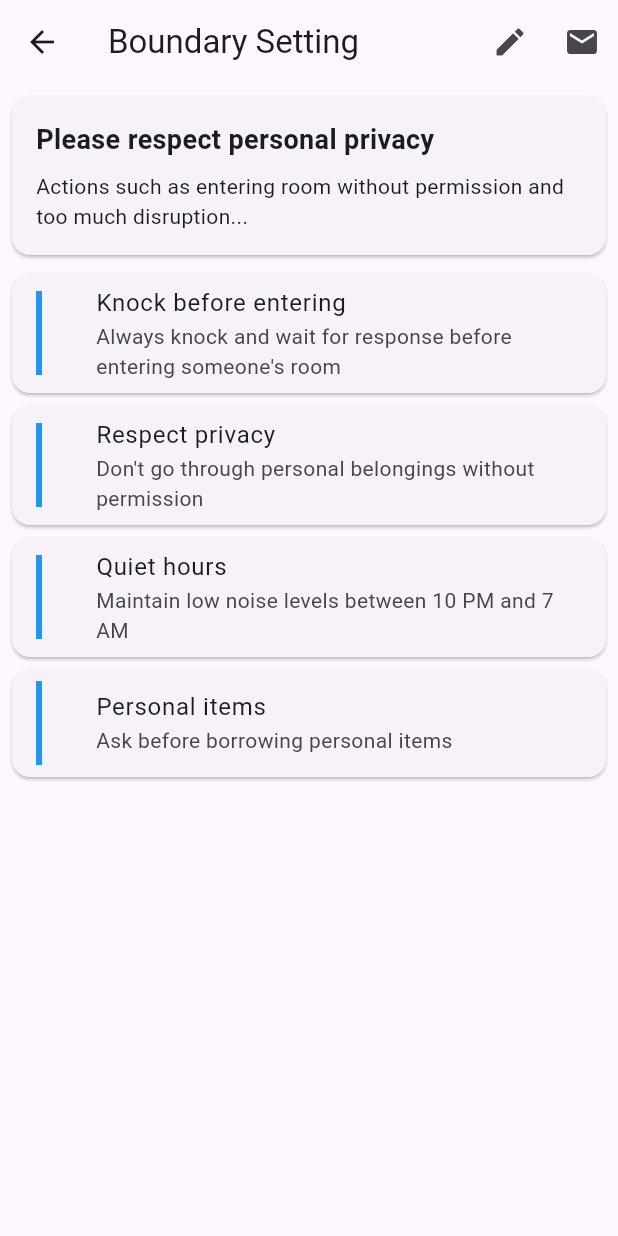
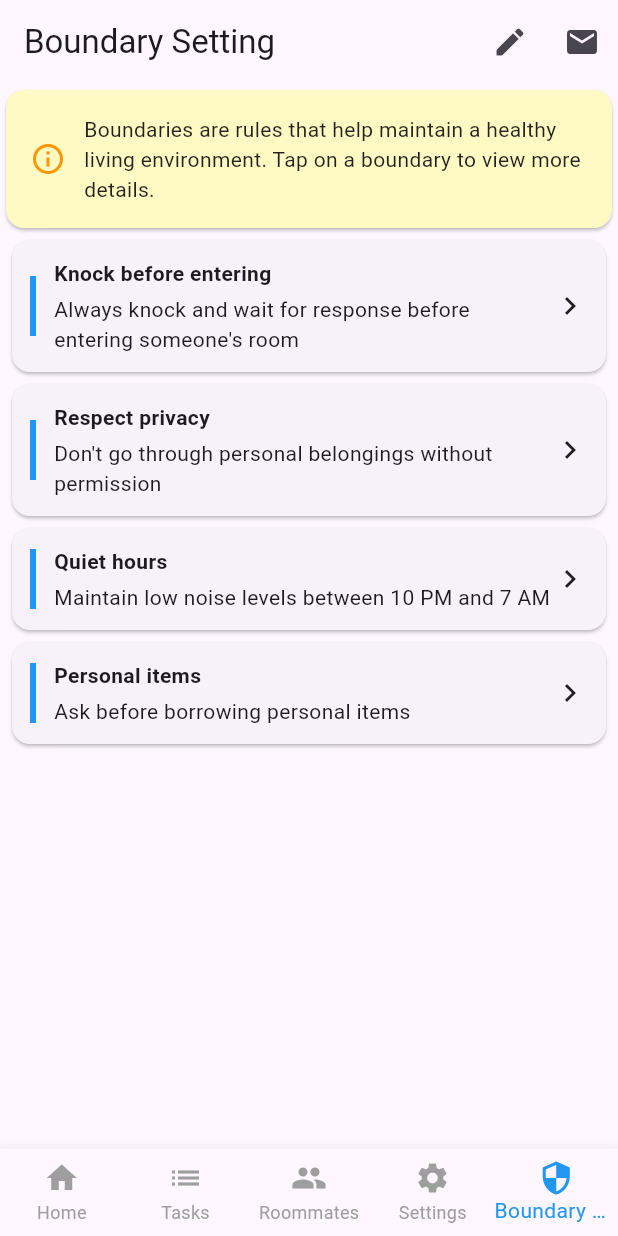
Before and after one commit to esamnyu/roomies, a Flutter app: the screen it shows after launch, item 5 of the bottom bar chosen, after a tap on the "edit" icon, on a phone screen of 412 x 824 dp. Run offline on Flutter 3.47's test engine with Material 3 defaults, Android fonts, the phone set to English and light mode, and no system bars; our stand-ins replace flutter_secure_storage, shared_preferences, socket_io_client; network calls fail.

Commit message:
Implement Boundary Setting screen and fix navigation issues
- Add BoundarySettingScreen with tappable boundary item cards
- Implement info card for Boundary Setting screen guidance
- Fix navigation to Tasks and Roommates screens from bottom navigation bar
- Add debug prints for easier troubleshooting
- Update MainScreen to use IndexedStack for better state preservation
- Refactor HomeDashboard to remove redundant bottom navigation bar

This commit improves the overall navigation structure of the app, implements
the Boundary Setting feature, and provides a more intuitive user experience.
The added debug prints will assist in future development and troubleshooting.

TODO: Implement Settings screen

```diff
--- a/frontend/lib/boundary_setting_screen.dart
+++ b/frontend/lib/boundary_setting_screen.dart
@@ -1,8 +1,10 @@
 import 'package:flutter/material.dart';
+import 'sub_bucket_detail_screen.dart';
 
 class BoundarySettingScreen extends StatelessWidget {
   @override
   Widget build(BuildContext context) {
+    print('Building BoundarySettingScreen'); // Debug print
     return Scaffold(
       appBar: AppBar(
         title: Text('Boundary Setting'),
@@ -10,24 +12,40 @@ class BoundarySettingScreen extends StatelessWidget {
           IconButton(
             icon: Icon(Icons.edit),
             onPressed: () {
-              // TODO: Implement edit functionality
+              print('Edit button pressed');
             },
           ),
           IconButton(
             icon: Icon(Icons.mail),
             onPressed: () {
-              // TODO: Implement email functionality
+              print('Mail button pressed');
             },
           ),
         ],
       ),
       body: ListView(
         children: [
-          _buildInfoCard(),
-          _buildBoundaryItem('Knock before entering', 'Always knock and wait for response before entering someone\'s room'),
-          _buildBoundaryItem('Respect privacy', 'Don\'t go through personal belongings without permission'),
-          _buildBoundaryItem('Quiet hours', 'Maintain low noise levels between 10 PM and 7 AM'),
-          _buildBoundaryItem('Personal items', 'Ask before borrowing personal items'),
+          _buildInfoCard(), // Add this line
+          _buildBoundaryItem(
+            context,
+            'Knock before entering',
+            'Always knock and wait for response before entering someone\'s room',
+          ),
+          _buildBoundaryItem(
+            context,
+            'Respect privacy',
+            'Don\'t go through personal belongings without permission',
+          ),
+          _buildBoundaryItem(
+            context,
+            'Quiet hours',
+            'Maintain low noise levels between 10 PM and 7 AM',
+          ),
+          _buildBoundaryItem(
+            context,
+            'Personal items',
+            'Ask before borrowing personal items',
+          ),
         ],
       ),
     );
@@ -35,20 +53,18 @@ class BoundarySettingScreen extends StatelessWidget {
 
   Widget _buildInfoCard() {
     return Card(
-      margin: EdgeInsets.all(8),
+      color: Colors.yellow[100],
       child: Padding(
         padding: EdgeInsets.all(16),
-        child: Column(
-          crossAxisAlignment: CrossAxisAlignment.start,
+        child: Row(
           children: [
-            Text(
-              'Please respect personal privacy',
-              style: TextStyle(fontSize: 18, fontWeight: FontWeight.bold),
-            ),
-            SizedBox(height: 8),
-            Text(
-              'Actions such as entering room without permission and too much disruption...',
-              style: TextStyle(fontSize: 14),
+            Icon(Icons.info_outline, color: Colors.orange),
+            SizedBox(width: 12),
+            Expanded(
+              child: Text(
+                'Boundaries are rules that help maintain a healthy living environment. Tap on a boundary to view more details.',
+                style: TextStyle(color: Colors.black87),
+              ),
             ),
           ],
         ),
@@ -56,17 +72,52 @@ class BoundarySettingScreen extends StatelessWidget {
     );
   }
 
-  Widget _buildBoundaryItem(String title, String description) {
-    return Card(
-      margin: EdgeInsets.symmetric(vertical: 4, horizontal: 8),
-      child: ListTile(
-        title: Text(title),
-        subtitle: Text(description),
-        leading: Container(
-          width: 4,
-          color: Colors.blue,
+  Widget _buildBoundaryItem(BuildContext context, String title, String description) {
+    return GestureDetector(
+      onTap: () {
+        print('Tapped on: $title'); // Debug print
+        _navigateToSubBucketDetail(context, title);
+      },
+      child: Card(
+        margin: EdgeInsets.symmetric(vertical: 4, horizontal: 8),
+        child: Padding(
+          padding: EdgeInsets.all(12),
+          child: Row(
+            children: [
+              Container(
+                width: 4,
+                height: 40,
+                color: Colors.blue,
+              ),
+              SizedBox(width: 12),
+              Expanded(
+                child: Column(
+                  crossAxisAlignment: CrossAxisAlignment.start,
+                  children: [
+                    Text(
+                      title,
+                      style: TextStyle(fontWeight: FontWeight.bold),
+                    ),
+                    SizedBox(height: 4),
+                    Text(description),
+                  ],
+                ),
+              ),
+              Icon(Icons.chevron_right),
+            ],
+          ),
         ),
       ),
     );
   }
+
+  void _navigateToSubBucketDetail(BuildContext context, String title) {
+    print('Navigating to SubBucketDetailScreen for: $title'); // Debug print
+    Navigator.push(
+      context,
+      MaterialPageRoute(
+        builder: (context) => SubBucketDetailScreen(title: title),
+      ),
+    );
+  }
 }
--- a/frontend/lib/home_dashboard.dart
+++ b/frontend/lib/home_dashboard.dart
@@ -6,7 +6,7 @@ import 'boundary_edit_screen.dart';
 import 'task_detail_screen.dart';
 import 'task_edit_screen.dart';
 import 'notification_screen.dart';
-import 'roommate_list_screen.dart'; // Add this import
+import 'roommate_list_screen.dart';
 import 'boundary_setting_screen.dart';
 import 'task_list_screen.dart';
 
@@ -21,7 +21,6 @@ class _HomeDashboardState extends State<HomeDashboard> {
   List<Map<String, dynamic>> recentNotifications = [];
   List<Map<String, dynamic>> boundaries = [];
   bool isLoading = true;
-  int _currentIndex = 0;
 
   @override
   void initState() {
@@ -43,12 +42,14 @@ class _HomeDashboardState extends State<HomeDashboard> {
       MaterialPageRoute(builder: (context) => BoundarySettingScreen()),
     ).then((_) => _fetchDashboardData());
   }
+
   void _navigateToTasks() {
     Navigator.push(
       context,
       MaterialPageRoute(builder: (context) => TaskListScreen()),
     ).then((_) => _fetchDashboardData());
   }
+
   void _navigateToSettings() {
     // TODO: Implement SettingsScreen and uncomment the following lines
     // Navigator.push(
@@ -57,7 +58,6 @@ class _HomeDashboardState extends State<HomeDashboard> {
     // ).then((_) => _fetchDashboardData());
     print("Settings screen not implemented yet");
   }
-
 
   Future<void> _fetchDashboardData() async {
     // TODO: Implement actual data fetching
@@ -93,7 +93,6 @@ class _HomeDashboardState extends State<HomeDashboard> {
       MaterialPageRoute(builder: (context) => TaskEditScreen(task: task)),
     ).then((_) => _fetchDashboardData());
   }
-
 
   void _navigateToRoommates() {
     Navigator.push(
@@ -171,39 +170,6 @@ class _HomeDashboardState extends State<HomeDashboard> {
         child: Icon(Icons.add),
         tooltip: 'Add new task',
       ),
-    bottomNavigationBar: BottomNavigationBar(
-        type: BottomNavigationBarType.fixed,
-        items: [
-          BottomNavigationBarItem(icon: Icon(Icons.home), label: 'Home'),
-          BottomNavigationBarItem(icon: Icon(Icons.task), label: 'Tasks'),
-          BottomNavigationBarItem(icon: Icon(Icons.people), label: 'Roommates'),
-          BottomNavigationBarItem(icon: Icon(Icons.settings), label: 'Settings'),
-          BottomNavigationBarItem(icon: Icon(Icons.security), label: 'Boundary Setting'),
-        ],
-        currentIndex: _currentIndex,
-        onTap: (index) {
-          setState(() {
-            _currentIndex = index;
-          });
-          switch (index) {
-            case 0: // Home
-              // Stay on home screen
-              break;
-            case 1: // Tasks
-              _navigateToTasks();
-              break;
-            case 2: // Roommates
-              _navigateToRoommates();
-              break;
-            case 3: // Settings
-              _navigateToSettings();
-              break;
-            case 4: // Boundary Setting
-              _navigateToBoundarySetting();
-              break;
-        }
-      },
-      ),
     );
   }
 
@@ -225,5 +191,4 @@ class _HomeDashboardState extends State<HomeDashboard> {
       ),
     );
   }
-
 }
--- a/frontend/lib/main.dart
+++ b/frontend/lib/main.dart
@@ -3,6 +3,10 @@ import 'package:provider/provider.dart';
 import 'package:shared_preferences/shared_preferences.dart';
 import 'auth/user_provider.dart';
 import 'home_dashboard.dart';
+import 'boundary_setting_screen.dart';
+import 'task_list_screen.dart';
+import 'roommate_list_screen.dart';
+// Import other screens as needed
 
 void main() async {
   WidgetsFlutterBinding.ensureInitialized();
@@ -17,7 +21,6 @@ void main() async {
 
 class MyApp extends StatelessWidget {
   final SharedPreferences prefs;
-
   MyApp({required this.prefs});
 
   @override
@@ -28,8 +31,55 @@ class MyApp extends StatelessWidget {
         primarySwatch: Colors.blue,
         visualDensity: VisualDensity.adaptivePlatformDensity,
       ),
-      // Directly return HomeDashboard to bypass auth and onboarding
-      home: HomeDashboard(),
+      home: MainScreen(),
     );
   }
 }
+
+class MainScreen extends StatefulWidget {
+  @override
+  _MainScreenState createState() => _MainScreenState();
+}
+
+class _MainScreenState extends State<MainScreen> {
+  int _selectedIndex = 0;
+  final List<Widget> _widgetOptions = <Widget>[
+    HomeDashboard(),
+    TaskListScreen(), // Replace Text widget with actual TaskListScreen
+    RoommateListScreen(), // Replace Text widget with actual RoommateListScreen
+    Text('Settings'), // Keep this as is for now
+    BoundarySettingScreen(),
+  ];
+
+  void _onItemTapped(int index) {
+    print('Tapped bottom navigation item: $index'); // Debug print
+    setState(() {
+      _selectedIndex = index;
+    });
+  }
+
+  @override
+  Widget build(BuildContext context) {
+    print('Building MainScreen, selectedIndex: $_selectedIndex'); // Debug print
+    return Scaffold(
+      body: IndexedStack(
+        index: _selectedIndex,
+        children: _widgetOptions,
+      ),
+      bottomNavigationBar: BottomNavigationBar(
+        items: const <BottomNavigationBarItem>[
+          BottomNavigationBarItem(icon: Icon(Icons.home), label: 'Home'),
+          BottomNavigationBarItem(icon: Icon(Icons.list), label: 'Tasks'),
+          BottomNavigationBarItem(icon: Icon(Icons.people), label: 'Roommates'),
+          BottomNavigationBarItem(icon: Icon(Icons.settings), label: 'Settings'),
+          BottomNavigationBarItem(icon: Icon(Icons.security), label: 'Boundary Setting'),
+        ],
+        currentIndex: _selectedIndex,
+        selectedItemColor: Colors.blue,
+        unselectedItemColor: Colors.grey,
+        onTap: _onItemTapped,
+        type: BottomNavigationBarType.fixed,
+      ),
+    );
+  }
+}
```
Also changed, not shown: frontend/lib/sub_bucket_detail_screen.dart (added, +171 -0 lines), 1 other file. Lines whose indentation alone changed are shown as unchanged.
